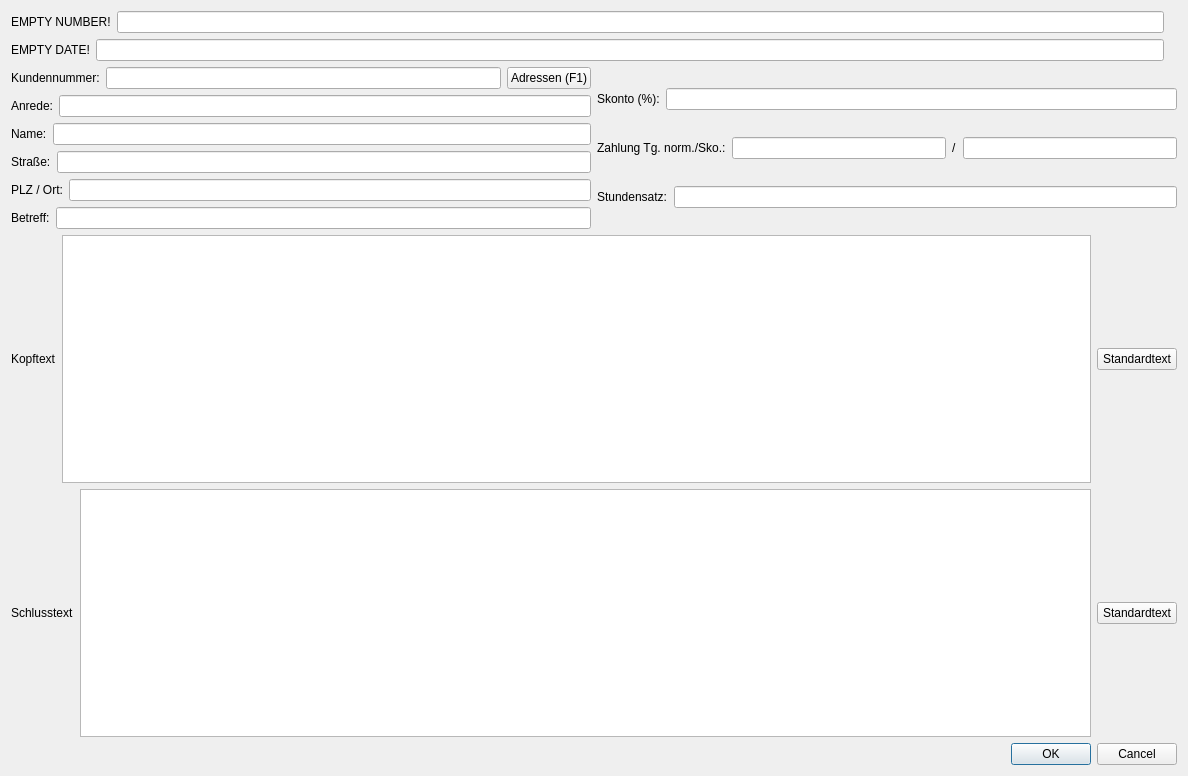
Before: the Qt Designer form form/general_main_page.ui in romanweissflog/FAKT, drawn with Qt 5.
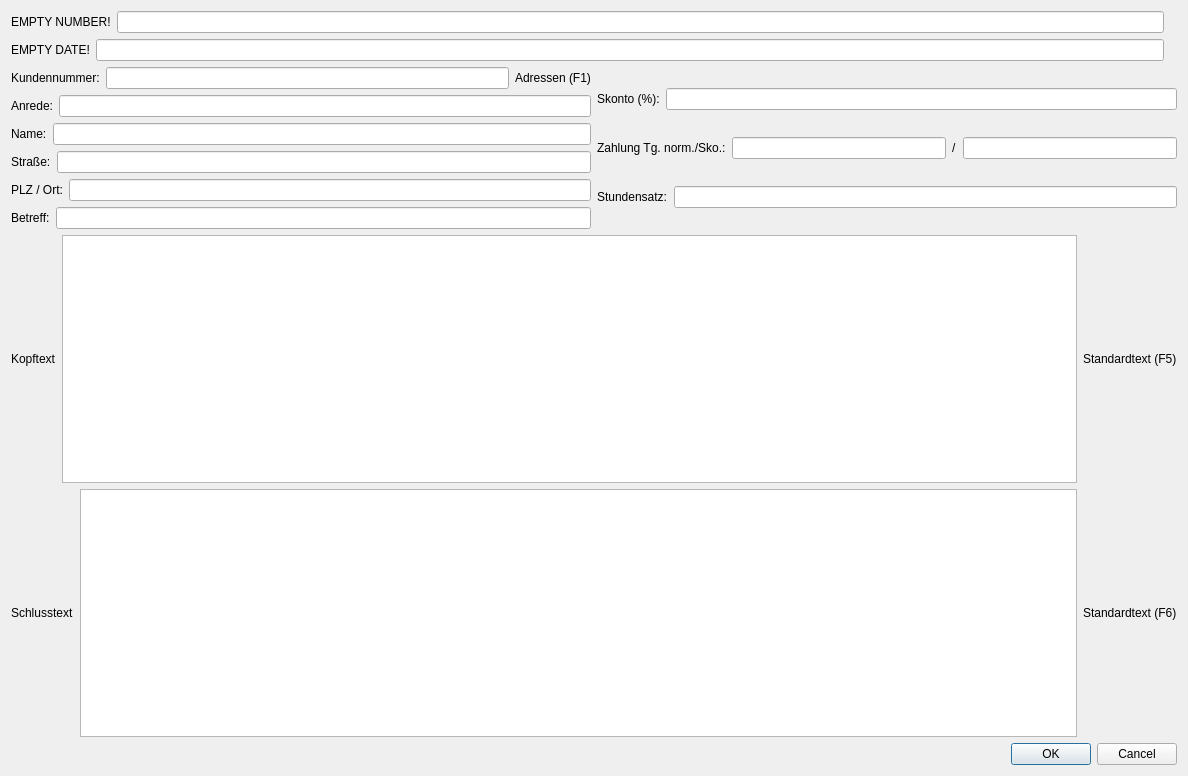
After: the same form once the commit is applied. Custom widgets are drawn as their Qt base class.

Patch:
```diff
--- a/form/general_main_page.ui
+++ b/form/general_main_page.ui
@@ -83,7 +83,7 @@
           <widget class="QLineEdit" name="editCustomerNumber"/>
          </item>
          <item>
-          <widget class="QPushButton" name="buttonAdress">
+          <widget class="QLabel" name="label_5">
            <property name="text">
             <string>Adressen (F1)</string>
            </property>
@@ -246,9 +246,9 @@
       <widget class="QTextEdit" name="editHeading"/>
      </item>
      <item>
-      <widget class="QPushButton" name="buttonHeading">
+      <widget class="QLabel" name="label_9">
        <property name="text">
-        <string>Standardtext</string>
+        <string>Standardtext (F5)</string>
        </property>
       </widget>
      </item>
@@ -267,9 +267,9 @@
       <widget class="QTextEdit" name="editEnding"/>
      </item>
      <item>
-      <widget class="QPushButton" name="buttonEnding">
+      <widget class="QLabel" name="label_10">
        <property name="text">
-        <string>Standardtext</string>
+        <string>Standardtext (F6)</string>
        </property>
       </widget>
      </item>
@@ -294,6 +294,11 @@
    <header>pages/general_main_page.h</header>
    <container>1</container>
   </customwidget>
+  <customwidget>
+   <class>PageTextEdit</class>
+   <extends>QTextEdit</extends>
+   <header>functionality/utils.h</header>
+  </customwidget>
  </customwidgets>
  <tabstops>
   <tabstop>editNumber</tabstop>
```
Left out of the diff: 31 changed lines with no effect on the pictures.
